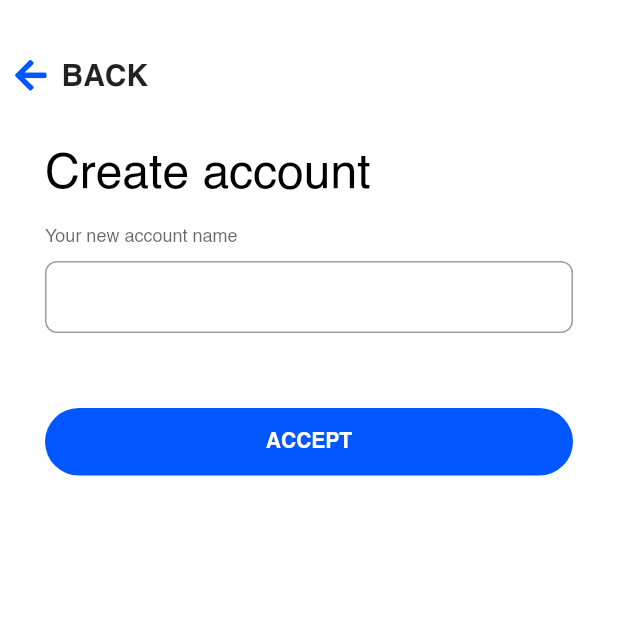
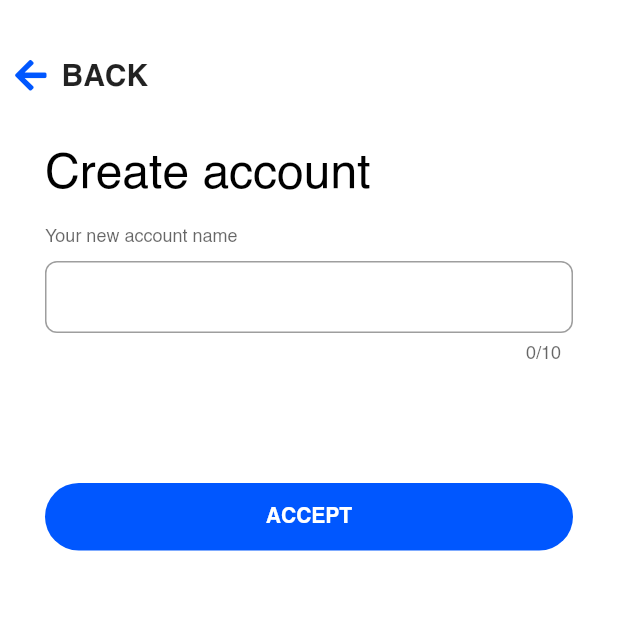
Before and after one commit to DouglasHorn/epios, a Flutter app: the SignUpPage screen opened directly, on a phone screen of 412 x 824 dp, the top half of it. Run offline on Flutter 3.47's test engine with Material 2 defaults, Android fonts, the phone set to English and light mode, and no system bars; our stand-ins replace flutter_svg, font_awesome_flutter, shared_preferences; missing offline and left inert: encrypt, eosdart, qrscan; accounts and stored records are empty.

Commit message:
added actions

```diff
--- a/mobile/lib/pgaes/authentication.page/signup.page/signup.page.dart
+++ b/mobile/lib/pgaes/authentication.page/signup.page/signup.page.dart
@@ -9,6 +9,9 @@ class SignUpPage extends StatefulWidget {
 }
 
 class _SignUpPageState extends State<SignUpPage> {
+  final TextEditingController _accountController = TextEditingController();
+  String _message;
+
   @override
   Widget build(BuildContext context) {
     return Scaffold(
@@ -40,9 +43,15 @@ class _SignUpPageState extends State<SignUpPage> {
             Text("Your new account name",style: t.headline6.copyWith(color:Colors.black.withOpacity(0.6),fontSize: 12),),
             sized_10,
             TextField(
+              controller: _accountController,
+              maxLength: 10,
               decoration: InputDecoration(
 
               ),
+            ),
+            SizedBox(
+              height: 30,
+              child: _message!=null ? Text(_message,style: const TextStyle(color: Colors.red),):null,
             ),
             sized_50,
             SizedBox(
@@ -52,7 +61,7 @@ class _SignUpPageState extends State<SignUpPage> {
                 elevation: 0,
                 child: Text("ACCEPT",style: TextStyle(fontWeight: FontWeight.bold),),
                 textColor: Colors.white,
-                onPressed: ()=>Navigator.push(context, MaterialPageRoute(builder: (context)=>SetPasswordPage())),
+                onPressed: _onAcceptPressed
               ),
             ),
             sized_30,
@@ -61,4 +70,14 @@ class _SignUpPageState extends State<SignUpPage> {
       ),
     );
   }
+
+  void _onAcceptPressed(){
+    if(_accountController.text.isEmpty){
+      setState(() {
+        _message = "Account name can't be empty!";
+      });
+      return;
+    }
+    Navigator.push(context, MaterialPageRoute(builder: (context)=>SetPasswordPage(accountName: _accountController.text,)));
+  }
 }
```
